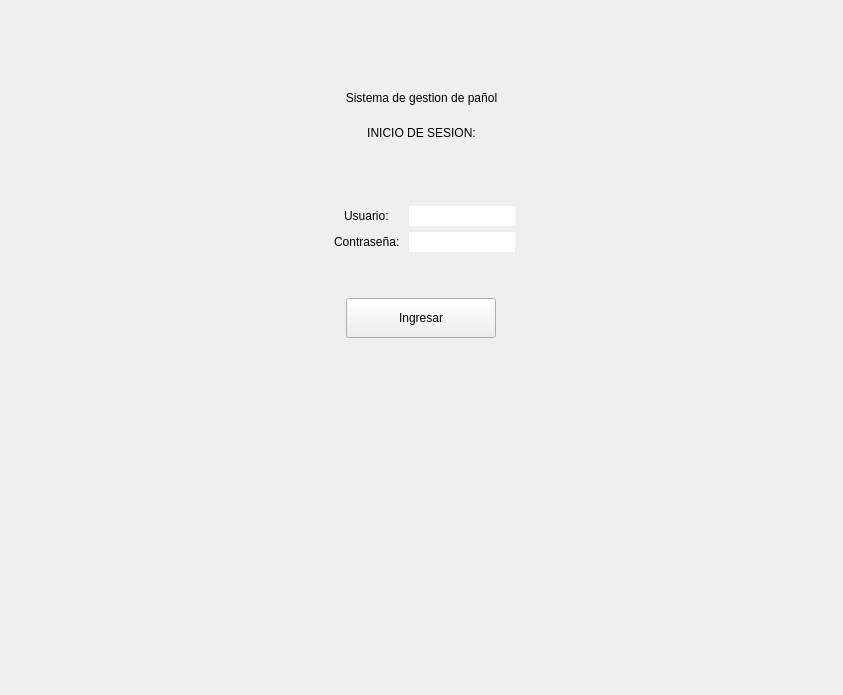
Qt form blustock/uis/login.ui (MaxAPBusiness/Blustock) before a commit.
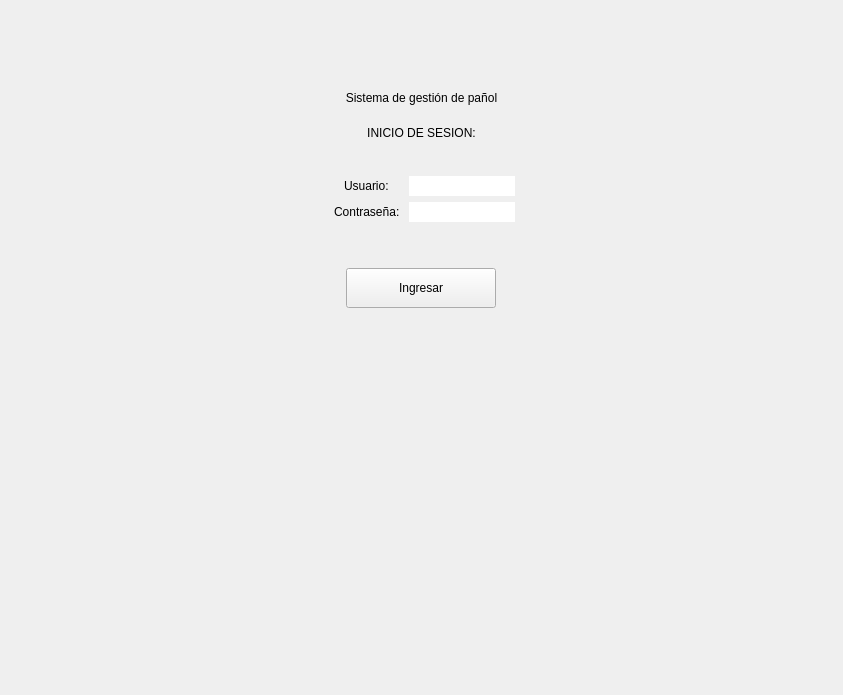
The same form after that commit.

What changed in the file:
```diff
--- a/blustock/uis/login.ui
+++ b/blustock/uis/login.ui
@@ -39,7 +39,7 @@
       </sizepolicy>
      </property>
      <property name="text">
-      <string>Sistema de gestion de pañol</string>
+      <string>Sistema de gestión de pañol</string>
      </property>
      <property name="alignment">
       <set>Qt::AlignCenter</set>
@@ -89,7 +89,7 @@
      <property name="sizeHint" stdset="0">
       <size>
        <width>20</width>
-       <height>60</height>
+       <height>30</height>
       </size>
      </property>
     </spacer>
```
